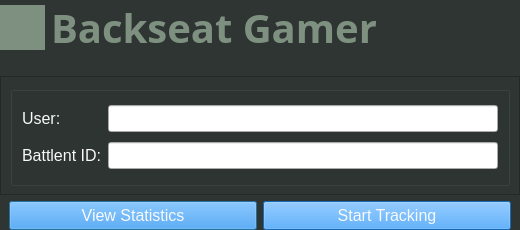
Above: ScreenViews/HomeScreen.ui from bertb537/SP-Backseat_Gamer before the change. Below: the same form after it.
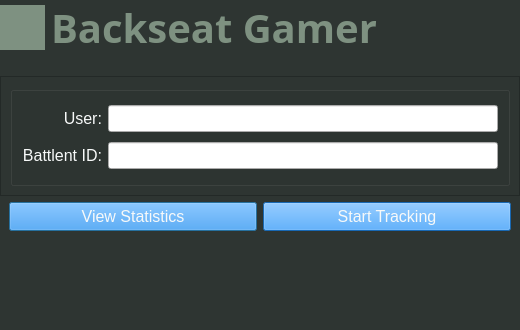
That is the form after the change.

Commit message: UI updates for Tracking and Stats screens

Diff of the .ui file:
```diff
--- a/ScreenViews/HomeScreen.ui
+++ b/ScreenViews/HomeScreen.ui
@@ -7,7 +7,7 @@
     <x>0</x>
     <y>0</y>
     <width>520</width>
-    <height>230</height>
+    <height>330</height>
    </rect>
   </property>
   <property name="minimumSize">
@@ -380,7 +380,7 @@
               <string>User:</string>
              </property>
              <property name="alignment">
-              <set>Qt::AlignLeading|Qt::AlignLeft|Qt::AlignVCenter</set>
+              <set>Qt::AlignRight|Qt::AlignTrailing|Qt::AlignVCenter</set>
              </property>
             </widget>
            </item>
@@ -436,6 +436,9 @@
              <property name="text">
               <string>Battlent ID:</string>
              </property>
+             <property name="alignment">
+              <set>Qt::AlignRight|Qt::AlignTrailing|Qt::AlignVCenter</set>
+             </property>
             </widget>
            </item>
            <item>
```
The commit also changes 4 other files.
